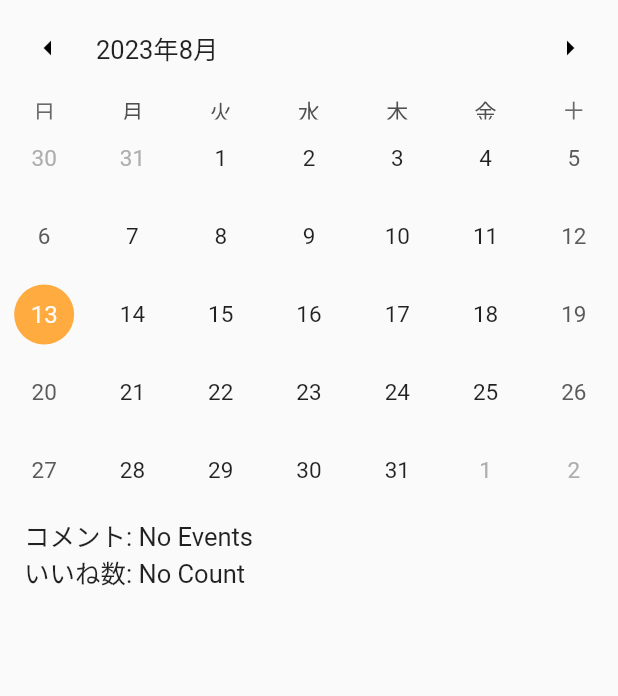
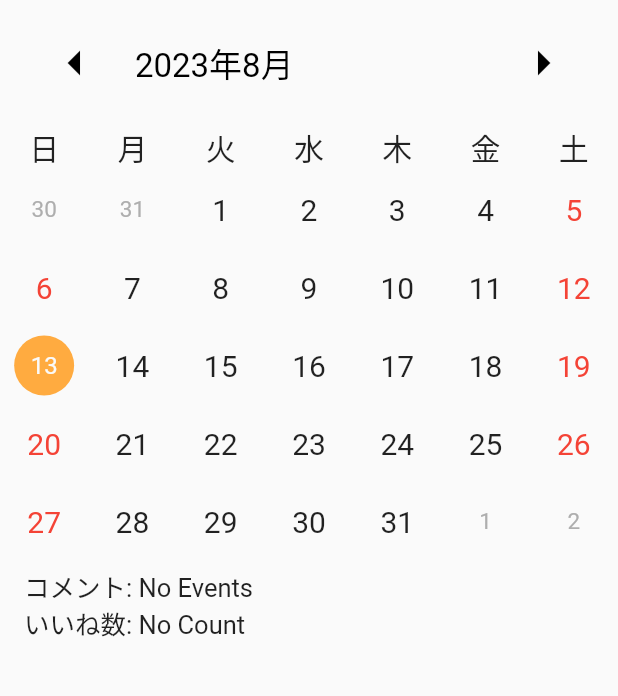
Before and after one commit to youten410/me-good, a Flutter app: the screen it shows after launch, tab 2 chosen, on a phone screen of 412 x 824 dp, the part 146-842 px from its top. Run offline on Flutter 3.47's test engine with Material 2 defaults, Android fonts, the phone set to English and light mode, and no system bars; drawn by our look-alikes of table_calendar; our stand-ins replace cloud_firestore, firebase_core, firebase_storage, go_router; missing offline and left inert: flat_3d_button, pushable_button; accounts and stored records are empty.

Commit message:
update : カレンダーのヘッダースタイルを変更

```diff
--- a/lib/screens/calendar_screen.dart
+++ b/lib/screens/calendar_screen.dart
@@ -77,6 +77,8 @@ class _CalendarScreenState extends State<CalendarScreen> {
         TableCalendar(
           locale: 'ja_JP',
           calendarStyle: CalendarStyle(
+            defaultTextStyle: TextStyle(fontSize: 20),
+            weekendTextStyle: TextStyle(fontSize: 20, color: Colors.red),
             selectedDecoration: BoxDecoration(
               color: Colors.orangeAccent,
               shape: BoxShape.circle,
@@ -99,9 +101,19 @@ class _CalendarScreenState extends State<CalendarScreen> {
             },
           ),
           headerStyle: HeaderStyle(
+            titleTextStyle: TextStyle(fontSize: 22, color: Colors.black),
+            headerPadding: EdgeInsets.all(10),
             formatButtonVisible: false,
-            leftChevronIcon: Icon(Icons.arrow_left, color: Colors.black),
-            rightChevronIcon: Icon(Icons.arrow_right, color: Colors.black),
+            leftChevronIcon: Icon(
+              Icons.arrow_left,
+              color: Colors.black,
+              size: 40,
+            ), // 左ボタン
+            rightChevronIcon: Icon(
+              Icons.arrow_right,
+              color: Colors.black,
+              size: 40,
+            ), // 右ボタン
           ),
           selectedDayPredicate: (day) {
             return isSameDay(_selectedDay, day);
@@ -114,6 +126,10 @@ class _CalendarScreenState extends State<CalendarScreen> {
               });
             }
           },
+          daysOfWeekHeight: 30,
+          daysOfWeekStyle: DaysOfWeekStyle(
+              weekdayStyle: TextStyle(fontSize: 20),
+              weekendStyle: TextStyle(fontSize: 20)),
         ),
         ListView(
           shrinkWrap: true,
```
